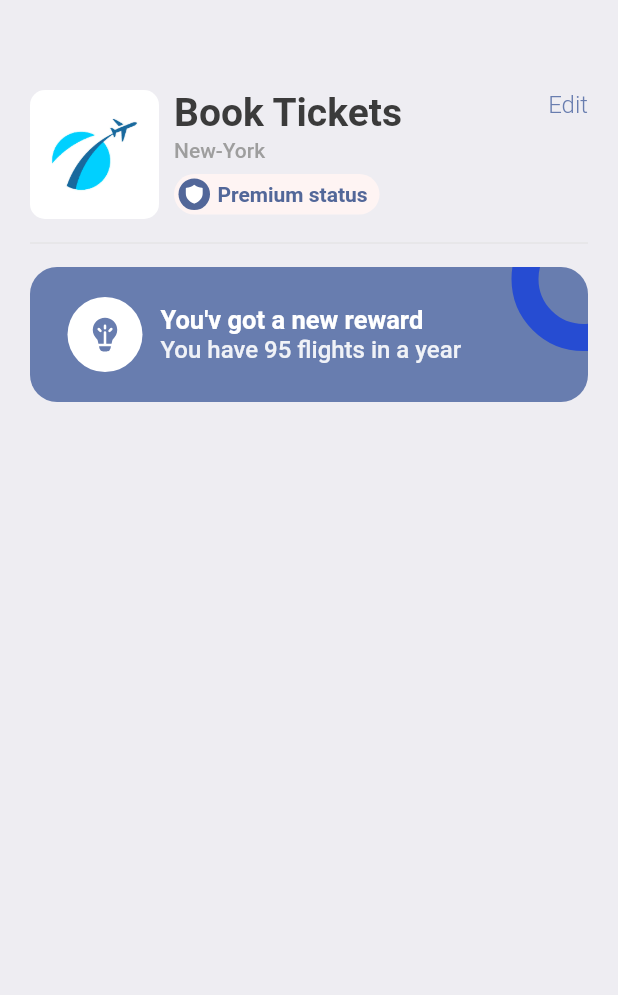
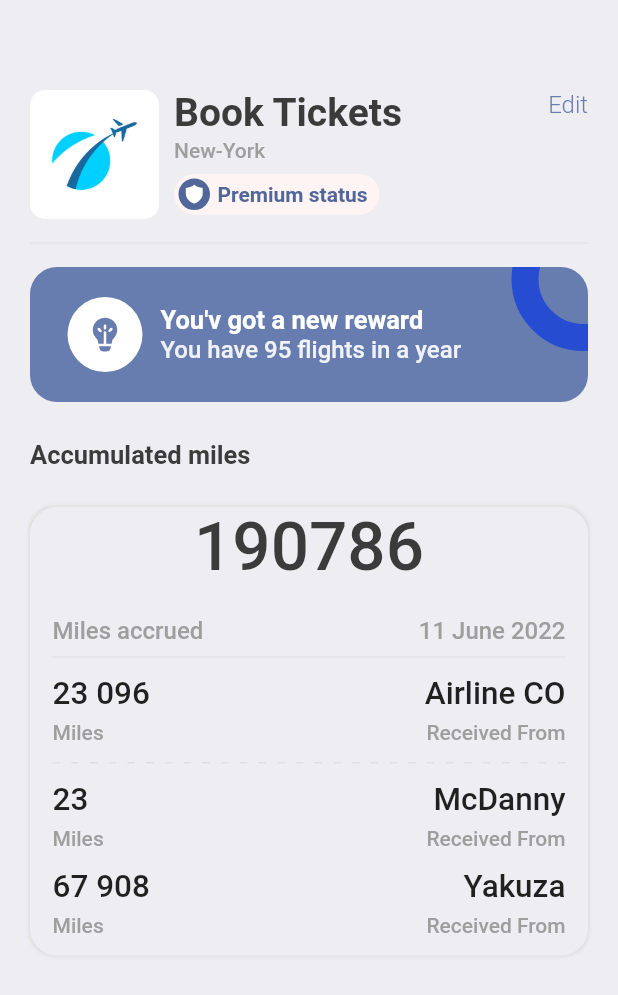
Before and after one commit to theclassical-dev/flutter-ticketTest, a Flutter app: the ProfileScreen screen opened directly, on a phone screen of 412 x 824 dp. Shown: the top 995 px of the screen. Run offline on Flutter 3.47's test engine with Material 2 defaults, Android fonts, the phone set to English and light mode, and no system bars; our stand-ins replace barcode_widget, fluentui_icons, gap, get.

Commit message:
profileScreen updated with the third design

```diff
--- a/lib/screens/profile_screen.dart
+++ b/lib/screens/profile_screen.dart
@@ -4,8 +4,10 @@ import 'package:flutter/material.dart';
 import 'package:gap/gap.dart';
 import 'package:get/get.dart';
 import 'package:ticktest/utils/app_layout.dart';
+import 'package:ticktest/widgets/column_layout.dart';
 
 import '../utils/app_styles.dart';
+import '../widgets/layout_builder_widget.dart';
 
 class ProfileScreen extends StatelessWidget {
   const ProfileScreen({Key? key}) : super(key: key);
@@ -144,6 +146,72 @@ class ProfileScreen extends StatelessWidget {
                 ),
               )
             ],
+          ),
+          Gap(AppLayout.getHeight(25)),
+          Text("Accumulated miles", style: Styles.headLineStyle2,),
+          Gap(AppLayout.getHeight(25)),
+          Container(
+            padding: EdgeInsets.symmetric(horizontal: AppLayout.getWidth(15)),
+            decoration: BoxDecoration(
+              borderRadius: BorderRadius.circular(AppLayout.getWidth(18)),
+              color: Styles.bgColor,
+              boxShadow: [
+                BoxShadow(
+                  color: Colors.grey.shade300,
+                  blurRadius: 1,
+                  spreadRadius: 1
+                )
+              ],
+            ),
+            child: Column(
+              children: [
+                Text("190786", style: TextStyle(
+                  fontSize: 45, color: Styles.textColor, fontWeight: FontWeight.w500
+                ),
+                ),
+                Gap(AppLayout.getHeight(20)),
+                Row(
+                  mainAxisAlignment: MainAxisAlignment.spaceBetween,
+                  children: [
+                    Text("Miles accrued", style: Styles.headLineStyle4.copyWith(fontSize: 16),),
+                    Text("11 June 2022", style: Styles.headLineStyle4.copyWith(fontSize: 16),),
+
+                  ],
+                ),
+                Divider(color: Colors.grey.shade300,),
+                Gap(AppLayout.getHeight(4)),
+                Row(
+                  mainAxisAlignment: MainAxisAlignment.spaceBetween,
+                  children: const [
+                    AppColumnLayout(firstText: "23 096", secondText: "Miles", alignment: CrossAxisAlignment.start, isColor: false,),
+                    AppColumnLayout(firstText: "Airline CO", secondText: "Received From", alignment: CrossAxisAlignment.end , isColor: false,),
+
+                  ],
+                ),
+                Gap(AppLayout.getHeight(12)),
+                const AppLayoutBuilderWidget(sections: 12, isColor: false,),
+                Gap(AppLayout.getHeight(12)),
+                Row(
+                  mainAxisAlignment: MainAxisAlignment.spaceBetween,
+                  children: const [
+                    AppColumnLayout(firstText: "23", secondText: "Miles", alignment: CrossAxisAlignment.start, isColor: false,),
+                    AppColumnLayout(firstText: "McDanny", secondText: "Received From", alignment: CrossAxisAlignment.end , isColor: false,),
+                  ],
+                ),
+                Gap(AppLayout.getHeight(12)),
+                Row(
+                  mainAxisAlignment: MainAxisAlignment.spaceBetween,
+                  children: const [
+                    AppColumnLayout(firstText: "67 908", secondText: "Miles", alignment: CrossAxisAlignment.start, isColor: false,),
+                    AppColumnLayout(firstText: "Yakuza", secondText: "Received From", alignment: CrossAxisAlignment.end , isColor: false,),
+                  ],
+                ),
+                Gap(AppLayout.getHeight(12)),
+
+
+
+              ],
+            ),
           )
         ],
       ),
```
